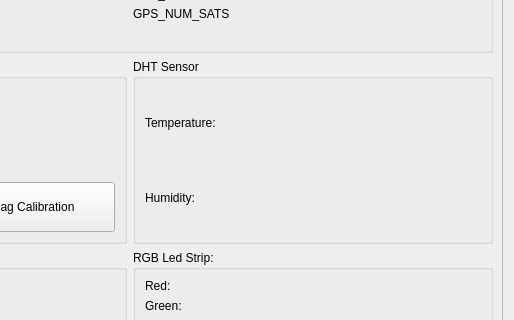
Qt form WDguiBoat/WDguiBoat/hmi/allsensorsdialog.ui (geirwanvik/WDrov) before a commit; both pictures show x 254 to 768 and y 83 to 403 of the 768 by 562 pixel window.
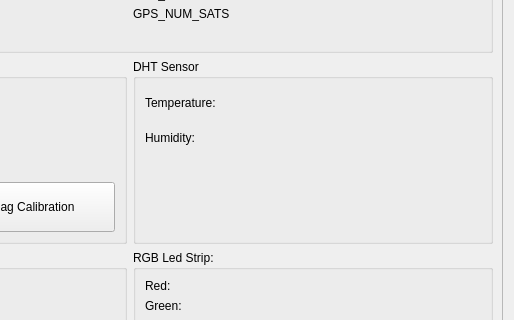
The same form after that commit.

Commit message: Added Acc og Mag Calibration buttons

What changed in the file:
```diff
--- a/WDguiBoat/WDguiBoat/hmi/allsensorsdialog.ui
+++ b/WDguiBoat/WDguiBoat/hmi/allsensorsdialog.ui
@@ -55,6 +55,38 @@
             </property>
            </widget>
           </item>
+          <item row="2" column="0">
+           <spacer name="verticalSpacer">
+            <property name="orientation">
+             <enum>Qt::Vertical</enum>
+            </property>
+            <property name="sizeType">
+             <enum>QSizePolicy::Preferred</enum>
+            </property>
+            <property name="sizeHint" stdset="0">
+             <size>
+              <width>20</width>
+              <height>40</height>
+             </size>
+            </property>
+           </spacer>
+          </item>
+          <item row="3" column="0">
+           <spacer name="verticalSpacer_2">
+            <property name="orientation">
+             <enum>Qt::Vertical</enum>
+            </property>
+            <property name="sizeType">
+             <enum>QSizePolicy::Preferred</enum>
+            </property>
+            <property name="sizeHint" stdset="0">
+             <size>
+              <width>20</width>
+              <height>40</height>
+             </size>
+            </property>
+           </spacer>
+          </item>
          </layout>
         </widget>
        </item>
```
The commit also changes 5 other files.
